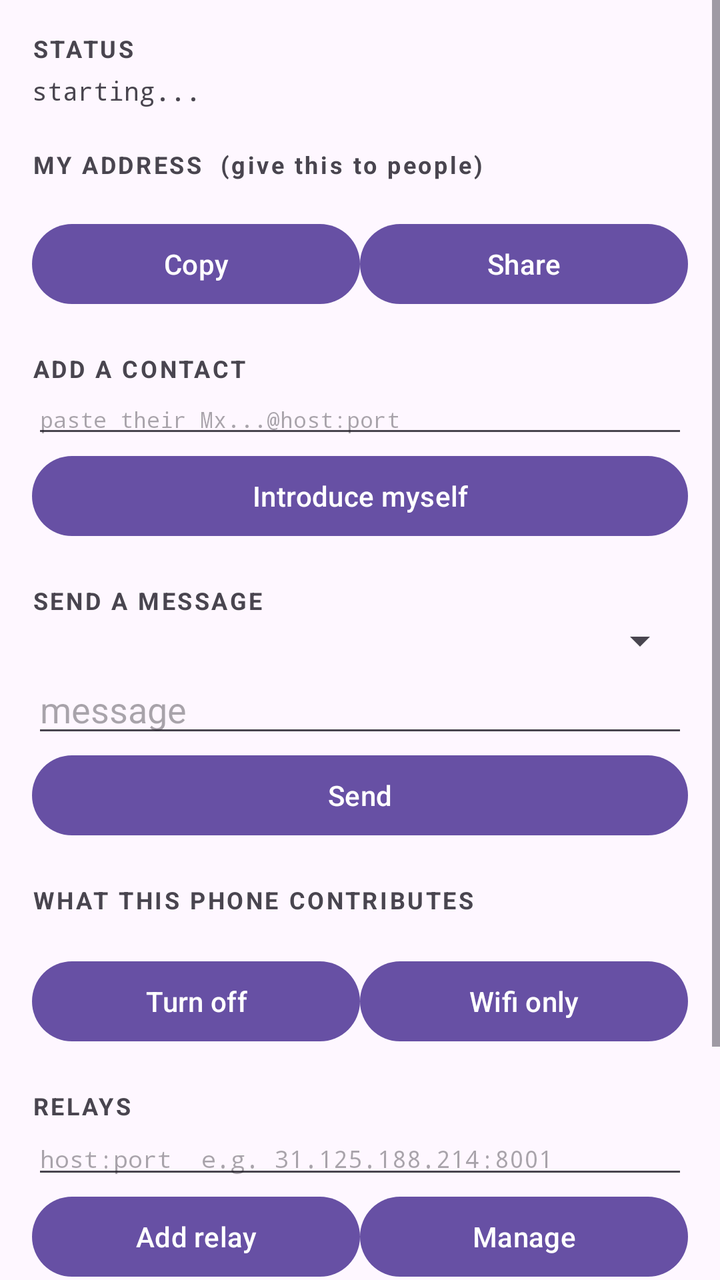
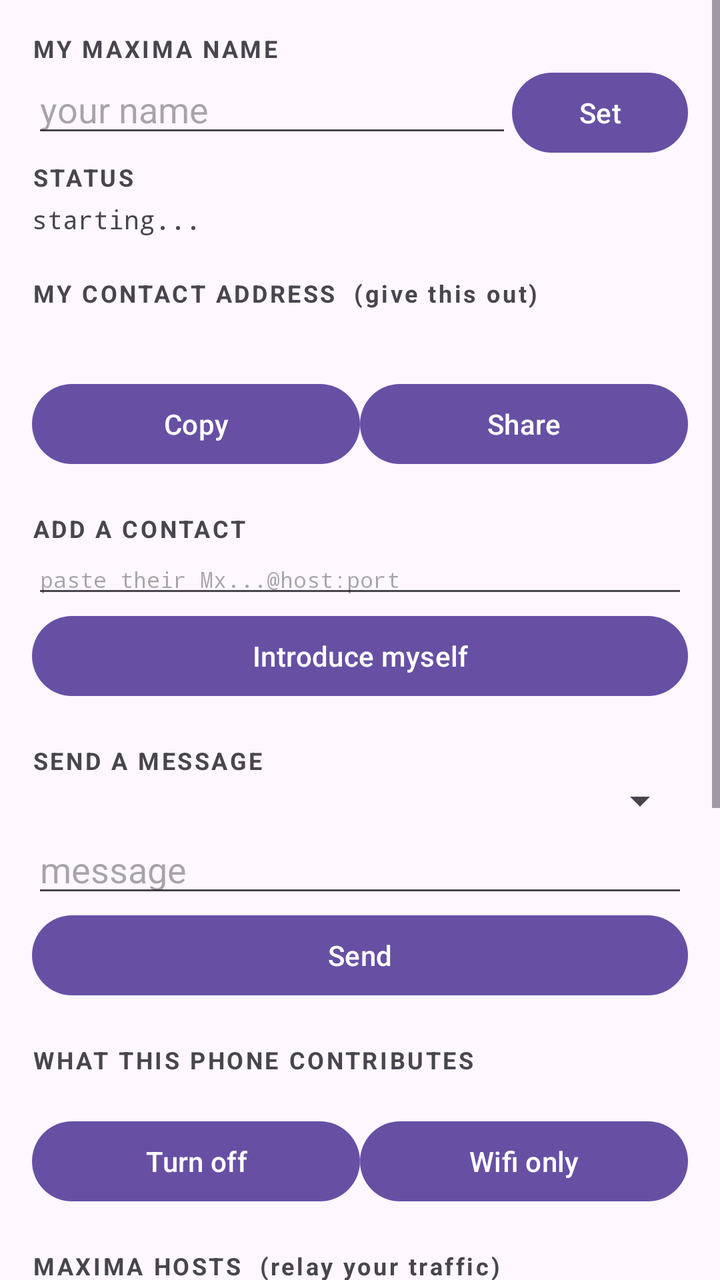

Compare the two renders of this Android layout. The source of the first and the diff that turns it into the second are given below.
<!-- AndroidManifest.xml: application theme Theme.Material3.DayNight.NoActionBar -->
<!-- res/layout/activity_main.xml -->
<?xml version="1.0" encoding="utf-8"?>
<ScrollView xmlns:android="http://schemas.android.com/apk/res/android"
    android:layout_width="match_parent"
    android:layout_height="match_parent"
    android:fillViewport="true">

    <LinearLayout
        android:layout_width="match_parent"
        android:layout_height="wrap_content"
        android:orientation="vertical"
        android:padding="16dp">

        
        <TextView
            android:layout_width="match_parent"
            android:layout_height="wrap_content"
            android:text="STATUS"
            android:textStyle="bold"
            android:textSize="12sp"
            android:letterSpacing="0.1" />

        <TextView
            android:id="@+id/status"
            android:layout_width="match_parent"
            android:layout_height="wrap_content"
            android:layout_marginTop="4dp"
            android:fontFamily="monospace"
            android:textSize="13sp"
            android:text="starting..." />

        
        <TextView
            android:layout_width="match_parent"
            android:layout_height="wrap_content"
            android:layout_marginTop="20dp"
            android:text="MY ADDRESS  (give this to people)"
            android:textStyle="bold"
            android:textSize="12sp"
            android:letterSpacing="0.1" />

        <TextView
            android:id="@+id/address"
            android:layout_width="match_parent"
            android:layout_height="wrap_content"
            android:layout_marginTop="4dp"
            android:fontFamily="monospace"
            android:textSize="10sp"
            android:textIsSelectable="true"
            android:text="" />

        <LinearLayout
            android:layout_width="match_parent"
            android:layout_height="wrap_content"
            android:orientation="horizontal">

            <Button
                android:id="@+id/btn_copy"
                android:layout_width="0dp"
                android:layout_weight="1"
                android:layout_height="wrap_content"
                android:text="Copy" />

            <Button
                android:id="@+id/btn_share"
                android:layout_width="0dp"
                android:layout_weight="1"
                android:layout_height="wrap_content"
                android:text="Share" />
        </LinearLayout>

        
        <TextView
            android:layout_width="match_parent"
            android:layout_height="wrap_content"
            android:layout_marginTop="20dp"
            android:text="ADD A CONTACT"
            android:textStyle="bold"
            android:textSize="12sp"
            android:letterSpacing="0.1" />

        <EditText
            android:id="@+id/new_contact"
            android:layout_width="match_parent"
            android:layout_height="wrap_content"
            android:hint="paste their Mx...@host:port"
            android:inputType="textNoSuggestions"
            android:textSize="11sp"
            android:fontFamily="monospace"
            android:importantForAutofill="no" />

        <Button
            android:id="@+id/btn_add_contact"
            android:layout_width="match_parent"
            android:layout_height="wrap_content"
            android:text="Introduce myself" />

        
        <TextView
            android:layout_width="match_parent"
            android:layout_height="wrap_content"
            android:layout_marginTop="20dp"
            android:text="SEND A MESSAGE"
            android:textStyle="bold"
            android:textSize="12sp"
            android:letterSpacing="0.1" />

        <Spinner
            android:id="@+id/contact_picker"
            android:layout_width="match_parent"
            android:layout_height="wrap_content" />

        <EditText
            android:id="@+id/message"
            android:layout_width="match_parent"
            android:layout_height="wrap_content"
            android:hint="message"
            android:inputType="text"
            android:importantForAutofill="no" />

        <Button
            android:id="@+id/btn_send"
            android:layout_width="match_parent"
            android:layout_height="wrap_content"
            android:text="Send" />

        
        <TextView
            android:layout_width="match_parent"
            android:layout_height="wrap_content"
            android:layout_marginTop="20dp"
            android:text="WHAT THIS PHONE CONTRIBUTES"
            android:textStyle="bold"
            android:textSize="12sp"
            android:letterSpacing="0.1" />

        <TextView
            android:id="@+id/contribution"
            android:layout_width="match_parent"
            android:layout_height="wrap_content"
            android:layout_marginTop="4dp"
            android:fontFamily="monospace"
            android:textSize="11sp"
            android:text="" />

        <LinearLayout
            android:layout_width="match_parent"
            android:layout_height="wrap_content"
            android:orientation="horizontal">

            <Button
                android:id="@+id/btn_contrib_toggle"
                android:layout_width="0dp"
                android:layout_weight="1"
                android:layout_height="wrap_content"
                android:text="Turn off" />

            <Button
                android:id="@+id/btn_contrib_metered"
                android:layout_width="0dp"
                android:layout_weight="1"
                android:layout_height="wrap_content"
                android:text="Wifi only" />
        </LinearLayout>

        
        <TextView
            android:layout_width="match_parent"
            android:layout_height="wrap_content"
            android:layout_marginTop="20dp"
            android:text="RELAYS"
            android:textStyle="bold"
            android:textSize="12sp"
            android:letterSpacing="0.1" />

        <EditText
            android:id="@+id/new_relay"
            android:layout_width="match_parent"
            android:layout_height="wrap_content"
            android:hint="host:port  e.g. 31.125.188.214:8001"
            android:inputType="textNoSuggestions"
            android:textSize="12sp"
            android:fontFamily="monospace"
            android:importantForAutofill="no" />

        <LinearLayout
            android:layout_width="match_parent"
            android:layout_height="wrap_content"
            android:orientation="horizontal">

            <Button
                android:id="@+id/btn_add_relay"
                android:layout_width="0dp"
                android:layout_weight="1"
                android:layout_height="wrap_content"
                android:text="Add relay" />

            <Button
                android:id="@+id/btn_relays"
                android:layout_width="0dp"
                android:layout_weight="1"
                android:layout_height="wrap_content"
                android:text="Manage" />
        </LinearLayout>

        
        <LinearLayout
            android:layout_width="match_parent"
            android:layout_height="wrap_content"
            android:layout_marginTop="20dp"
            android:orientation="horizontal">

            <TextView
                android:layout_width="0dp"
                android:layout_weight="1"
                android:layout_height="wrap_content"
                android:text="LOG"
                android:textStyle="bold"
                android:textSize="12sp"
                android:letterSpacing="0.1" />

            <Button
                android:id="@+id/btn_clear_log"
                android:layout_width="wrap_content"
                android:layout_height="wrap_content"
                android:minHeight="0dp"
                android:paddingTop="0dp"
                android:paddingBottom="0dp"
                android:textSize="11sp"
                android:text="Clear" />
        </LinearLayout>

        <TextView
            android:id="@+id/log"
            android:layout_width="match_parent"
            android:layout_height="wrap_content"
            android:fontFamily="monospace"
            android:textSize="10sp"
            android:textIsSelectable="true"
            android:text="(nothing yet)" />

        
        <Button
            android:id="@+id/btn_phrase"
            android:layout_width="match_parent"
            android:layout_height="wrap_content"
            android:layout_marginTop="20dp"
            android:text="Show seed phrase (wallet-grade!)" />

    </LinearLayout>
</ScrollView>
<!-- resources referenced by this layout -->
<resources>

</resources>

<!-- the commit's change to res/layout/activity_main.xml (unified diff, before → after) -->
@@ -1,7 +1,9 @@
 <?xml version="1.0" encoding="utf-8"?>
 <ScrollView xmlns:android="http://schemas.android.com/apk/res/android"
+    android:id="@+id/root_scroll"
     android:layout_width="match_parent"
     android:layout_height="match_parent"
+    android:clipToPadding="false"
     android:fillViewport="true">
 
     <LinearLayout
@@ -14,6 +16,37 @@
         <TextView
             android:layout_width="match_parent"
             android:layout_height="wrap_content"
+            android:text="MY MAXIMA NAME"
+            android:textStyle="bold"
+            android:textSize="12sp"
+            android:letterSpacing="0.1" />
+
+        <LinearLayout
+            android:layout_width="match_parent"
+            android:layout_height="wrap_content"
+            android:orientation="horizontal">
+
+            <EditText
+                android:id="@+id/name_field"
+                android:layout_width="0dp"
+                android:layout_weight="1"
+                android:layout_height="wrap_content"
+                android:hint="your name"
+                android:inputType="textNoSuggestions|textCapWords"
+                android:maxLength="32"
+                android:importantForAutofill="no" />
+
+            <Button
+                android:id="@+id/btn_set_name"
+                android:layout_width="wrap_content"
+                android:layout_height="wrap_content"
+                android:text="Set" />
+        </LinearLayout>
+
+        
+        <TextView
+            android:layout_width="match_parent"
+            android:layout_height="wrap_content"
             android:text="STATUS"
             android:textStyle="bold"
             android:textSize="12sp"
@@ -33,7 +66,7 @@
             android:layout_width="match_parent"
             android:layout_height="wrap_content"
             android:layout_marginTop="20dp"
-            android:text="MY ADDRESS  (give this to people)"
+            android:text="MY CONTACT ADDRESS  (give this out)"
             android:textStyle="bold"
             android:textSize="12sp"
             android:letterSpacing="0.1" />
@@ -46,6 +79,14 @@
             android:fontFamily="monospace"
             android:textSize="10sp"
             android:textIsSelectable="true"
+            android:text="" />
+
+        <TextView
+            android:id="@+id/address_note"
+            android:layout_width="match_parent"
+            android:layout_height="wrap_content"
+            android:layout_marginTop="2dp"
+            android:textSize="10sp"
             android:text="" />
 
         <LinearLayout
@@ -167,16 +208,25 @@
             android:layout_width="match_parent"
             android:layout_height="wrap_content"
             android:layout_marginTop="20dp"
-            android:text="RELAYS"
-            android:textStyle="bold"
-            android:textSize="12sp"
-            android:letterSpacing="0.1" />
+            android:text="MAXIMA HOSTS  (relay your traffic)"
+            android:textStyle="bold"
+            android:textSize="12sp"
+            android:letterSpacing="0.1" />
+
+        <TextView
+            android:id="@+id/hosts"
+            android:layout_width="match_parent"
+            android:layout_height="wrap_content"
+            android:layout_marginTop="4dp"
+            android:fontFamily="monospace"
+            android:textSize="10sp"
+            android:text="" />
 
         <EditText
             android:id="@+id/new_relay"
             android:layout_width="match_parent"
             android:layout_height="wrap_content"
-            android:hint="host:port  e.g. 31.125.188.214:8001"
+            android:hint="add host:port  e.g. 31.125.188.214:8001"
             android:inputType="textNoSuggestions"
             android:textSize="12sp"
             android:fontFamily="monospace"
@@ -192,7 +242,7 @@
                 android:layout_width="0dp"
                 android:layout_weight="1"
                 android:layout_height="wrap_content"
-                android:text="Add relay" />
+                android:text="Add host" />
 
             <Button
                 android:id="@+id/btn_relays"
@@ -200,6 +250,55 @@
                 android:layout_weight="1"
                 android:layout_height="wrap_content"
                 android:text="Manage" />
+        </LinearLayout>
+
+        
+        <TextView
+            android:layout_width="match_parent"
+            android:layout_height="wrap_content"
+            android:layout_marginTop="20dp"
+            android:text="LOCATION SERVICE (MLS)"
+            android:textStyle="bold"
+            android:textSize="12sp"
+            android:letterSpacing="0.1" />
+
+        <TextView
+            android:id="@+id/mls"
+            android:layout_width="match_parent"
+            android:layout_height="wrap_content"
+            android:layout_marginTop="4dp"
+            android:fontFamily="monospace"
+            android:textSize="10sp"
+            android:text="" />
+
+        <EditText
+            android:id="@+id/new_mls"
+            android:layout_width="match_parent"
+            android:layout_height="wrap_content"
+            android:hint="pin a static MLS:  Mx...@host:port"
+            android:inputType="textNoSuggestions"
+            android:textSize="11sp"
+            android:fontFamily="monospace"
+            android:importantForAutofill="no" />
+
+        <LinearLayout
+            android:layout_width="match_parent"
+            android:layout_height="wrap_content"
+            android:orientation="horizontal">
+
+            <Button
+                android:id="@+id/btn_set_mls"
+                android:layout_width="0dp"
+                android:layout_weight="1"
+                android:layout_height="wrap_content"
+                android:text="Pin MLS" />
+
+            <Button
+                android:id="@+id/btn_clear_mls"
+                android:layout_width="0dp"
+                android:layout_weight="1"
+                android:layout_height="wrap_content"
+                android:text="Clear" />
         </LinearLayout>
 
         
